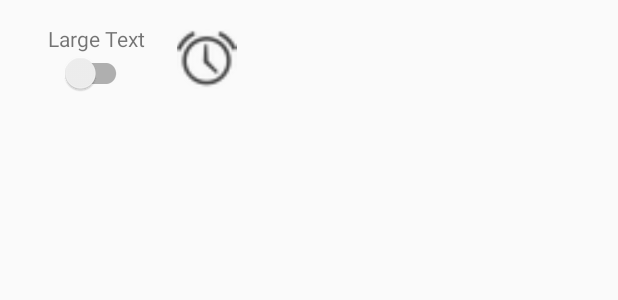
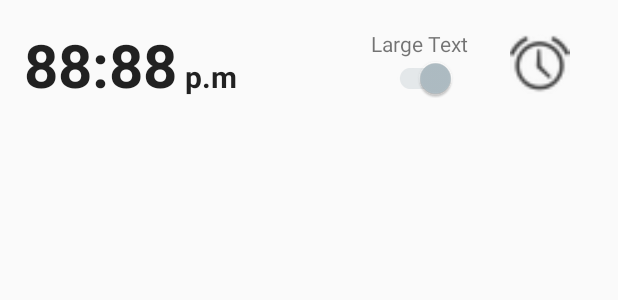
Before and after one commit to yoinergomez/WakeUpNow, an Android app: the layout item_alarma.xml on its own in the app's theme, with its tools: preview values and no code run, on a phone screen of 412 x 824 dp. Shown: the top 300 px of the screen. Run offline under Robolectric (Android 15) with nearby library versions, the phone set to English and light mode, and no system bars.

Commit message:
Vista de item

```diff
--- a/app/src/main/java/grp02/udea/edu/co/wakeupnow/view/adapter/ItemAlarmaAdapter.java
+++ b/app/src/main/java/grp02/udea/edu/co/wakeupnow/view/adapter/ItemAlarmaAdapter.java
@@ -1,6 +1,8 @@
 package grp02.udea.edu.co.wakeupnow.view.adapter;
 
 import android.content.Context;
+
+
 import android.view.LayoutInflater;
 import android.view.View;
 import android.view.ViewGroup;
--- a/app/src/main/res/layout/item_alarma.xml
+++ b/app/src/main/res/layout/item_alarma.xml
@@ -1,7 +1,7 @@
 <?xml version="1.0" encoding="utf-8"?>
 <LinearLayout xmlns:android="http://schemas.android.com/apk/res/android"
     xmlns:tools="http://schemas.android.com/tools"
-    android:layout_width="wrap_content"
+    android:layout_width="match_parent"
     android:layout_height="wrap_content"
     android:orientation="vertical"
     android:layout_marginLeft="@dimen/activity_vertical_margin"
@@ -10,53 +10,69 @@
     android:layout_marginBottom="@dimen/activity_horizontal_margin">
 
     <LinearLayout
-        android:layout_width="wrap_content"
+        android:layout_width="match_parent"
         android:layout_height="wrap_content"
         android:orientation="horizontal">
 
 
         <LinearLayout
-            android:layout_width="match_parent"
-            android:layout_height="match_parent">
+            android:layout_width="0dp"
+            android:layout_height="wrap_content"
+            android:layout_weight="100">
 
-            <!--
-            <TextClock
+
+            <TextView
+                android:id="@+id/textoReloj"
                 android:layout_width="wrap_content"
-                android:layout_height="match_parent"
-                android:id="@+id/textoReloj"
-                android:textSize="50sp"
+                android:layout_height="wrap_content"
+                android:text="88:88"
+                android:textSize="40sp"
                 android:textStyle="bold"
-                tools:targetApi="jelly_bean_mr1" />
-             -->
+                android:textAppearance="?android:attr/textAppearanceLarge" />
+
+            <TextView
+                android:id="@+id/textHorario"
+                android:layout_marginLeft="5dp"
+                android:layout_width="wrap_content"
+                android:layout_height="wrap_content"
+                android:text="p.m"
+                android:textSize="20sp"
+                android:textStyle="bold"
+                android:textAppearance="?android:attr/textAppearanceLarge" />
+
 
         </LinearLayout>
 
 
         <LinearLayout
-            android:layout_marginStart="@dimen/activity_vertical_margin"
             android:layout_width="wrap_content"
             android:layout_height="match_parent"
+            android:layout_weight="10"
+            android:gravity="center"
             android:orientation="vertical"
             tools:ignore="RtlCompat">
 
             <TextView
-                android:id="@+id/textView_superior"
+                android:id="@+id/textView_estadoAlarma"
                 android:layout_width="wrap_content"
                 android:layout_height="wrap_content"
                 android:text="Large Text"
                 android:textAppearance="?android:attr/textAppearanceSmall" />
 
             <android.support.v7.widget.SwitchCompat
+                android:id="@+id/switch_activarAlarma"
                 android:layout_width="wrap_content"
                 android:layout_height="wrap_content"
-                android:layout_gravity="center"/>
+                android:layout_gravity="center"
+                android:checked="true"/>
 
         </LinearLayout>
 
         <LinearLayout
             android:layout_width="wrap_content"
             android:layout_height="match_parent"
-            android:layout_marginStart="@dimen/activity_vertical_margin"
+            android:layout_weight="10"
+            android:gravity="center"
             tools:ignore="RtlCompat">
 
             <ImageView
```
Also changed, not shown: app/src/main/java/grp02/udea/edu/co/wakeupnow/MainActivity.java (+115 -15 lines), app/src/main/java/grp02/udea/edu/co/wakeupnow/view/ItemAlarma.java (+61 -4 lines), app/src/main/res/layout/dialog_agregar_alarma.xml (added, +29 -0 lines).
